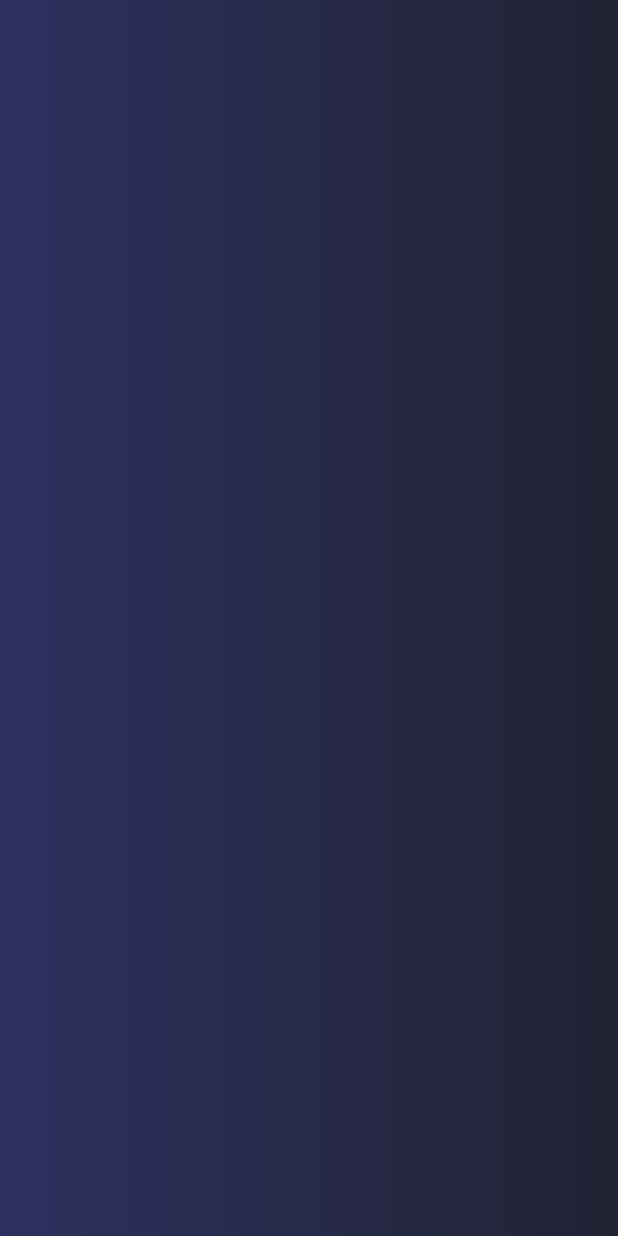
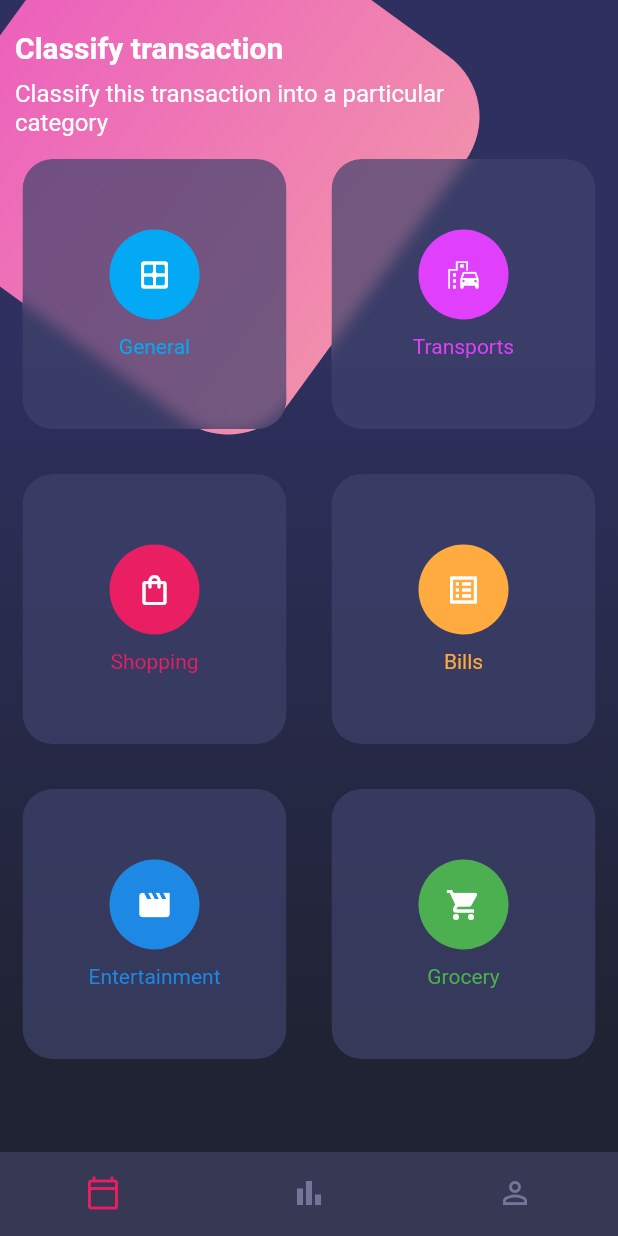
Before and after one commit to p3isman/flutter_basic_designs, a Flutter app: the screen it shows after launch, on a phone screen of 412 x 824 dp. Run offline on Flutter 3.47's test engine with Material 2 defaults, Android fonts, the phone set to English and light mode, and no system bars.

Commit message:
add advanced design

```diff
--- a/lib/main.dart
+++ b/lib/main.dart
@@ -1,4 +1,5 @@
 import 'package:flutter/material.dart';
+import 'package:flutter/services.dart';
 
 import 'screens/basic_design.dart';
 import 'screens/scroll_design.dart';
@@ -9,9 +10,13 @@ void main() => runApp(MyApp());
 class MyApp extends StatelessWidget {
   @override
   Widget build(BuildContext context) {
+    // Light notification area
+    SystemChrome.setSystemUIOverlayStyle(SystemUiOverlayStyle.light);
+
     return MaterialApp(
+        theme: ThemeData.dark(),
         debugShowCheckedModeBanner: false,
-        title: 'Material App',
+        title: 'Designs',
         initialRoute: 'advanced_design',
         routes: {
           'basic_design': (_) => BasicDesign(),
--- a/lib/screens/advanced_design.dart
+++ b/lib/screens/advanced_design.dart
@@ -1,6 +1,8 @@
 import 'package:flutter/material.dart';
 
-import 'package:designs/widgets/background.dart';
+import '../widgets/background.dart';
+import '../widgets/body.dart';
+import '../widgets/bottom_bar.dart';
 
 class AdvancedDesign extends StatelessWidget {
   @override
@@ -9,8 +11,10 @@ class AdvancedDesign extends StatelessWidget {
       body: Stack(
         children: [
           Background(),
+          Body(),
         ],
       ),
+      bottomNavigationBar: BottomBar(),
     );
   }
 }
--- a/lib/widgets/background.dart
+++ b/lib/widgets/background.dart
@@ -1,12 +1,45 @@
+import 'dart:math';
+
 import 'package:flutter/material.dart';
 
 class Background extends StatelessWidget {
+  final BoxDecoration boxDecoration = BoxDecoration(
+    gradient: LinearGradient(
+      begin: Alignment.topCenter,
+      end: Alignment.bottomCenter,
+      colors: [Color(0xff2e305f), Color(0xff202333)],
+      stops: [0.3, 0.9],
+    ),
+  );
+
   @override
   Widget build(BuildContext context) {
-    return Container(
-      decoration: BoxDecoration(
-        gradient: LinearGradient(
-          colors: [Color(0xff2e305f), Color(0xff202333)],
+    return Stack(
+      children: [
+        Container(decoration: boxDecoration),
+        Positioned(top: -50, left: -20, child: _PinkBox()),
+      ],
+    );
+  }
+}
+
+class _PinkBox extends StatelessWidget {
+  @override
+  Widget build(BuildContext context) {
+    return Transform.rotate(
+      // 2pi is the whole circumference
+      angle: pi / 5,
+      child: Container(
+        height: 300.0,
+        width: 300.0,
+        decoration: BoxDecoration(
+          borderRadius: BorderRadius.circular(50.0),
+          gradient: LinearGradient(
+            colors: [
+              Color.fromRGBO(236, 98, 188, 1),
+              Color.fromRGBO(241, 142, 172, 1),
+            ],
+          ),
         ),
       ),
     );
--- /dev/null
+++ b/lib/widgets/body.dart
@@ -0,0 +1,159 @@
+import 'dart:ui';
+
+import 'package:flutter/material.dart';
+
+class Body extends StatelessWidget {
+  @override
+  Widget build(BuildContext context) {
+    return SingleChildScrollView(
+      controller: ScrollController(),
+      child: Column(
+        children: [
+          Title(),
+          _CardTable(),
+        ],
+      ),
+    );
+  }
+}
+
+class Title extends StatelessWidget {
+  const Title({
+    Key? key,
+  }) : super(key: key);
+
+  @override
+  Widget build(BuildContext context) {
+    return SafeArea(
+      child: Container(
+        margin: EdgeInsets.only(left: 10.0, right: 100.0, top: 20.0),
+        child: Column(
+          crossAxisAlignment: CrossAxisAlignment.start,
+          children: [
+            Text(
+              'Classify transaction',
+              style: TextStyle(
+                color: Colors.white,
+                fontWeight: FontWeight.bold,
+                fontSize: 20.0,
+              ),
+            ),
+            SizedBox(height: 10.0),
+            Text(
+              'Classify this transaction into a particular category',
+              style: TextStyle(
+                color: Colors.white,
+                fontSize: 16.0,
+              ),
+            )
+          ],
+        ),
+      ),
+    );
+  }
+}
+
+class _CardTable extends StatelessWidget {
+  @override
+  Widget build(BuildContext context) {
+    return Table(
+      children: [
+        TableRow(
+          children: [
+            _SingleCard(
+              color: Colors.lightBlue,
+              icon: Icon(Icons.border_all_rounded),
+              string: 'General',
+            ),
+            _SingleCard(
+              color: Colors.purpleAccent,
+              icon: Icon(Icons.emoji_transportation),
+              string: 'Transports',
+            ),
+          ],
+        ),
+        TableRow(
+          children: [
+            _SingleCard(
+              color: Colors.pink,
+              icon: Icon(Icons.shopping_bag_outlined),
+              string: 'Shopping',
+            ),
+            _SingleCard(
+              color: Colors.orangeAccent,
+              icon: Icon(Icons.list_alt),
+              string: 'Bills',
+            ),
+          ],
+        ),
+        TableRow(
+          children: [
+            _SingleCard(
+              color: Colors.blue.shade600,
+              icon: Icon(Icons.movie),
+              string: 'Entertainment',
+            ),
+            _SingleCard(
+              color: Colors.green,
+              icon: Icon(Icons.local_grocery_store),
+              string: 'Grocery',
+            ),
+          ],
+        ),
+      ],
+    );
+  }
+}
+
+class _SingleCard extends StatelessWidget {
+  final Color color;
+  final Icon icon;
+  final String string;
+
+  _SingleCard({required this.color, required this.icon, required this.string});
+  @override
+  Widget build(BuildContext context) {
+    var foreground = Column(
+      mainAxisAlignment: MainAxisAlignment.center,
+      children: [
+        CircleAvatar(
+          backgroundColor: color,
+          foregroundColor: Colors.white,
+          child: icon,
+          radius: 30.0,
+        ),
+        SizedBox(
+          height: 10.0,
+        ),
+        Text(string, style: TextStyle(color: color)),
+      ],
+    );
+    return _CardBackground(child: foreground);
+  }
+}
+
+class _CardBackground extends StatelessWidget {
+  final Widget child;
+
+  const _CardBackground({Key? key, required this.child}) : super(key: key);
+
+  @override
+  Widget build(BuildContext context) {
+    return Container(
+      margin: EdgeInsets.all(15.0),
+      child: ClipRRect(
+        borderRadius: BorderRadius.circular(20.0),
+        child: BackdropFilter(
+          filter: ImageFilter.blur(sigmaX: 5, sigmaY: 5),
+          child: Container(
+              height: 180.0,
+              decoration: BoxDecoration(
+                color: Color.fromRGBO(62, 66, 107, 0.7),
+                borderRadius: BorderRadius.circular(20.0),
+              ),
+              child: this.child),
+        ),
+      ),
+    );
+  }
+}
--- /dev/null
+++ b/lib/widgets/bottom_bar.dart
@@ -0,0 +1,40 @@
+import 'package:flutter/material.dart';
+
+class BottomBar extends StatefulWidget {
+  @override
+  _BottomBarState createState() => _BottomBarState();
+}
+
+class _BottomBarState extends State<BottomBar> {
+  int _index = 0;
+
+  @override
+  Widget build(BuildContext context) {
+    return BottomNavigationBar(
+        onTap: (i) {
+          setState(() {
+            _index = i;
+          });
+        },
+        currentIndex: _index,
+        showSelectedLabels: false,
+        showUnselectedLabels: false,
+        selectedItemColor: Colors.pink,
+        unselectedItemColor: Color.fromRGBO(116, 117, 152, 1),
+        backgroundColor: Color.fromRGBO(55, 57, 84, 1),
+        items: [
+          BottomNavigationBarItem(
+            icon: Icon(Icons.calendar_today_outlined),
+            label: 'Date',
+          ),
+          BottomNavigationBarItem(
+            icon: Icon(Icons.bar_chart_sharp),
+            label: 'Charts',
+          ),
+          BottomNavigationBarItem(
+            icon: Icon(Icons.person_outline),
+            label: 'Users',
+          )
+        ]);
+  }
+}
```
